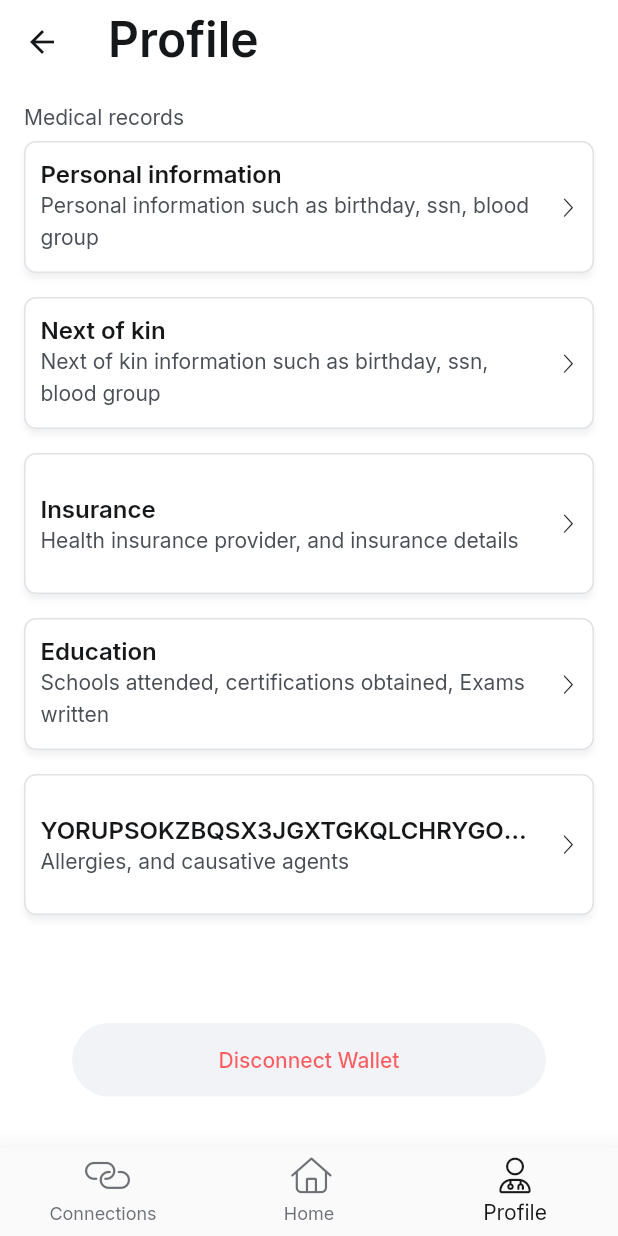
After one commit to wisdomspine/final-year-project-phr, a Flutter app: the ProfileScreen screen opened by its route, on a phone screen of 412 x 824 dp. The commit adds this screen. Run offline on Flutter 3.47's test engine with Material 2 defaults, Android fonts, the phone set to English and light mode, and no system bars; our stand-ins replace flutter_svg, get, google_fonts.

Commit message:
feat: adds profile views

```diff
--- a/lib/modules/base/screens/authentication_screen.dart
+++ b/lib/modules/base/screens/authentication_screen.dart
@@ -1,5 +1,7 @@
 import 'package:flutter/material.dart';
 import 'package:get/get.dart';
+import 'package:phr/modules/base/screens/screens.dart';
+import 'package:phr/routes.dart';
 
 class AuthenticationScreen extends StatelessWidget {
   const AuthenticationScreen({super.key});
@@ -24,7 +26,7 @@ class AuthenticationScreen extends StatelessWidget {
         spacer,
         ElevatedButton(
           onPressed: () {
-            Get.offAllNamed("/home");
+            Get.offAllNamed(Routes.home);
           },
           style: ElevatedButton.styleFrom(
             padding: const EdgeInsets.fromLTRB(42, 16, 42, 16),
--- a/lib/modules/base/screens/home_screen.dart
+++ b/lib/modules/base/screens/home_screen.dart
@@ -1,7 +1,6 @@
 import 'package:flutter/material.dart';
 import 'package:phr/theme/phr_theme_constants.dart';
 import 'package:phr/utils/utils.dart';
-import 'package:phr/widgets/phr_connection_list_tile.dart';
 import 'package:phr/widgets/phr_recent_record_list_tile.dart';
 import 'package:phr/widgets/widgets.dart';
 
--- /dev/null
+++ b/lib/modules/profile/screens/profile_screen.dart
@@ -0,0 +1,82 @@
+import 'package:flutter/material.dart';
+import 'package:get/get.dart';
+import 'package:phr/routes.dart';
+import 'package:phr/theme/phr_theme_constants.dart';
+import 'package:phr/utils/utils.dart';
+import 'package:phr/widgets/widgets.dart';
+
+class ProfileScreen extends StatelessWidget {
+  const ProfileScreen({super.key});
+
+  @override
+  Widget build(BuildContext context) {
+    return Scaffold(
+      bottomNavigationBar: PHRBottomNavigationBar(
+        selected: PHRBottomNavigationItem.profile,
+        onTap: PHRBottomNavigationBar.defaultOnTap,
+      ),
+      appBar: AppBar(
+        title: const Text(
+          "Profile",
+        ),
+      ),
+      body: SafeArea(
+        child: ListView(
+          padding: const EdgeInsets.only(
+            left: PHRThemeConstants.mediumPadding,
+            right: PHRThemeConstants.mediumPadding,
+          ),
+          children: [
+            const SizedBox(
+              height: 16,
+            ),
+            // title
+            Text(
+              "Medical records",
+              style: context.textTheme.bodySmall?.copyWith(
+                fontSize: context.textTheme.bodyMedium?.fontSize,
+                height: 1,
+              ),
+            ),
+            const SizedBox(
+              height: 8,
+            ),
+            ...spaceWidgets(
+              PHRRecordListTile.mock(() {
+                Get.toNamed(Routes.profileRecordType);
+              }),
+              const SizedBox(
+                height: 16,
+              ),
+            ),
+            const SizedBox(
+              height: 40,
+            ),
+
+            // disconnect wallet button
+            Padding(
+              padding: const EdgeInsets.all(32),
+              child: ElevatedButton(
+                onPressed: () {
+                  Get.offAllNamed(Routes.authentication);
+                },
+                style: ElevatedButton.styleFrom(
+                  padding: const EdgeInsets.fromLTRB(42, 16, 42, 16),
+                  shape: const StadiumBorder(),
+                  elevation: 0,
+                  backgroundColor: context.theme.disabledColor.withOpacity(.84),
+                ),
+                child: Text(
+                  "Disconnect Wallet",
+                  style: TextStyle(
+                    color: context.theme.colorScheme.error.withOpacity(.64),
+                  ),
+                ),
+              ),
+            ),
+          ],
+        ),
+      ),
+    );
+  }
+}
--- /dev/null
+++ b/lib/modules/profile/screens/screens.dart
@@ -0,0 +1,4 @@
+export './profile_screen.dart';
+export './profile_record_type_screen.dart';
+export './add_profile_record_screen.dart';
+export './profile_record_segments_screen.dart';
--- /dev/null
+++ b/lib/routes.dart
@@ -0,0 +1,9 @@
+class Routes {
+  static const String home = '/home';
+  static const String profile = '/profile';
+  static const String profileRecordType = '/profile_record_type';
+  static const String authentication = '/';
+  static const String connections = '/connections';
+  static const String addProfileRecord = '/add_profile_record';
+  static const String profileRecordSegments = '/profile_record_segments';
+}
--- a/lib/theme/phr_theme_constants.dart
+++ b/lib/theme/phr_theme_constants.dart
@@ -6,6 +6,7 @@ class PHRThemeConstants {
   static const Color bodyMediumColor = Color(0xFF232529);
   static const Color bodySmallColor = Color(0xFF4A4E56);
   static const Color labelSmallColor = Color(0xFFA9AFB9);
+  static const Color disabledColor = Color(0xFFEEF1F5);
   static const Color selectedBottomNavigationBarItemColor = Color(0xFF161719);
   static Color unselectedBottomNavigationBarItemColor =
       const Color(0xFF4A4E56).withOpacity(.8);
--- a/lib/widgets/phr_bottom_navigation_bar.dart
+++ b/lib/widgets/phr_bottom_navigation_bar.dart
@@ -1,20 +1,21 @@
 import 'package:flutter/material.dart';
 import 'package:get/get.dart';
+import 'package:phr/routes.dart';
 import 'package:phr/theme/theme.dart';
 
 enum PHRBottomNavigationItem {
   connections(
-    route: "/connections",
+    route: Routes.connections,
     iconData: PHRIcons.linkHorizontal,
     label: "Connections",
   ),
   home(
-    route: "/home",
+    route: Routes.home,
     iconData: PHRIcons.home,
     label: "Home",
   ),
   profile(
-    route: "/profile",
+    route: Routes.profile,
     iconData: PHRIcons.userDoctor,
     label: "Profile",
   );
--- /dev/null
+++ b/lib/widgets/phr_record_list_tile.dart
@@ -0,0 +1,71 @@
+import 'package:flutter/material.dart';
+import 'package:get/get.dart';
+import 'package:phr/theme/phr_icons_icons.dart';
+import 'package:phr/widgets/widgets.dart';
+
+class PHRRecordListTile extends StatelessWidget {
+  final String title;
+  final String description;
+  final void Function()? onTap;
+  const PHRRecordListTile({
+    super.key,
+    required this.title,
+    required this.description,
+    this.onTap,
+  });
+
+  @override
+  Widget build(BuildContext context) {
+    return PHRShadowListTile(
+      child: ListTile(
+        title: Text(
+          title,
+          maxLines: 1,
+          overflow: TextOverflow.ellipsis,
+        ),
+        subtitle: Text(
+          description,
+          maxLines: 2,
+          overflow: TextOverflow.ellipsis,
+        ),
+        onTap: onTap,
+        trailing: Icon(
+          PHRIcons.chevronRight,
+          size: 14,
+          color: context.theme.primaryColor,
+        ),
+      ),
+    );
+  }
+
+  static List<Widget> mock(void Function() onTap) {
+    return [
+      PHRRecordListTile(
+        title: "Personal information",
+        description: "Personal information such as birthday, ssn, blood group",
+        onTap: onTap,
+      ),
+      PHRRecordListTile(
+        title: "Next of kin",
+        description:
+            "Next of kin information such as birthday, ssn, blood group",
+        onTap: onTap,
+      ),
+      PHRRecordListTile(
+        title: "Insurance",
+        description: "Health insurance provider, and insurance details",
+        onTap: onTap,
+      ),
+      PHRRecordListTile(
+        title: "Education",
+        description: "Schools attended, certifications obtained, Exams written",
+        onTap: onTap,
+      ),
+      PHRRecordListTile(
+        title: "YORUPSOKZBQSX3JGXTGKQLCHRYGO3ZQZBJROG5RYAHKJYKA7H5VBEZYV3E",
+        description: "Allergies, and causative agents",
+        onTap: onTap,
+      ),
+    ];
+  }
+}
```
Also changed, not shown: lib/main.dart (+21 -3 lines), lib/modules/profile/screens/add_profile_record_screen.dart (added, +10 -0 lines), lib/modules/profile/screens/profile_record_segments_screen.dart (added, +58 -0 lines), lib/modules/profile/screens/profile_record_type_screen.dart (added, +80 -0 lines), lib/theme/phr_theme_data.dart (+17 -0 lines), lib/widgets/phr_add_record_icon_button.dart (added, +26 -0 lines), lib/widgets/phr_navigate_back_button.dart (added, +19 -0 lines), lib/widgets/phr_record_bottom_sheet.dart (added, +152 -0 lines), lib/widgets/phr_segment_list_tile.dart (added, +68 -0 lines), lib/widgets/phr_transaction_list_tile.dart (added, +71 -0 lines), lib/widgets/widgets.dart (+11 -4 lines).
